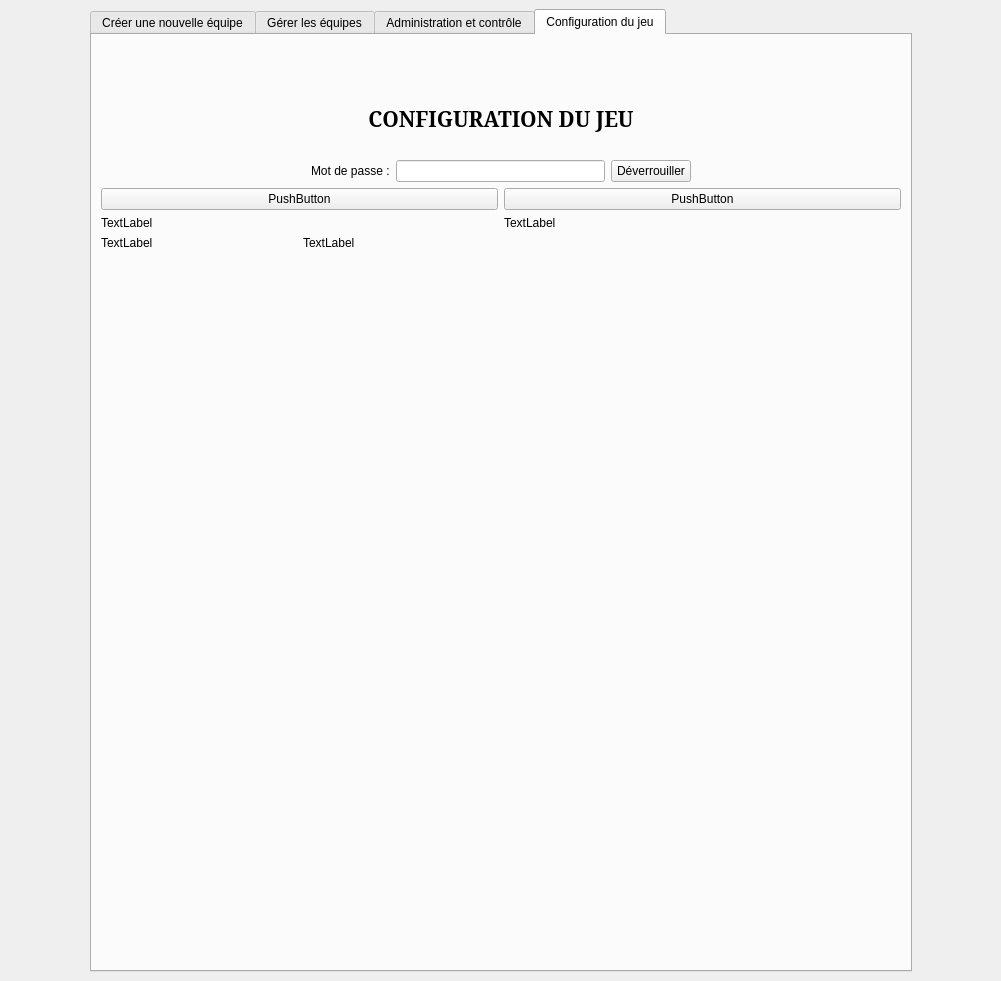
First picture: the form in thecubeivazio/cubegui/cubegui.ui, repository jwav/thecube-ivazio, before the edit.
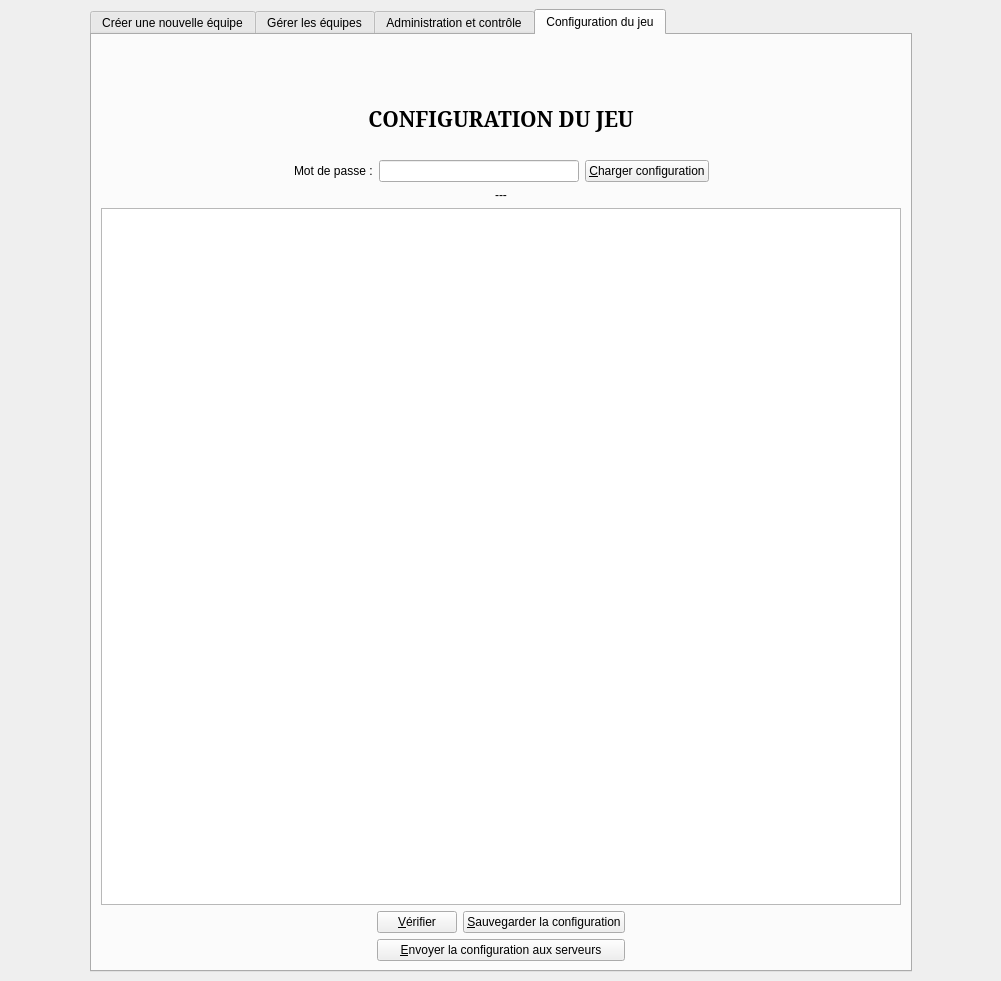
Second picture: the form after the edit. The open tabs and pages were chosen to show the change. Icons and pictures are not drawn.

Commit message: did the config tab. checking that the config is well received by servers when messaged MsgConfig

```diff
--- a/thecubeivazio/cubegui/cubegui.ui
+++ b/thecubeivazio/cubegui/cubegui.ui
@@ -1528,6 +1528,20 @@
             </property>
            </spacer>
           </item>
+          <item row="0" column="3">
+           <widget class="QPushButton" name="btnConfigLoad">
+            <property name="text">
+             <string>&amp;Charger configuration</string>
+            </property>
+           </widget>
+          </item>
+          <item row="0" column="1">
+           <widget class="QLabel" name="label_11">
+            <property name="text">
+             <string>Mot de passe :</string>
+            </property>
+           </widget>
+          </item>
           <item row="0" column="2">
            <widget class="QLineEdit" name="lineConfigPassword">
             <property name="minimumSize">
@@ -1547,7 +1561,7 @@
             </property>
            </widget>
           </item>
-          <item row="0" column="4">
+          <item row="0" column="5">
            <spacer name="horizontalSpacer_4">
             <property name="orientation">
              <enum>Qt::Horizontal</enum>
@@ -1560,86 +1574,82 @@
             </property>
            </spacer>
           </item>
+         </layout>
+        </item>
+        <item>
+         <layout class="QGridLayout" name="gridLayout_5">
+          <item row="0" column="0">
+           <widget class="QLabel" name="lblConfigInfo">
+            <property name="text">
+             <string>---</string>
+            </property>
+            <property name="alignment">
+             <set>Qt::AlignCenter</set>
+            </property>
+            <property name="openExternalLinks">
+             <bool>true</bool>
+            </property>
+           </widget>
+          </item>
+         </layout>
+        </item>
+        <item>
+         <widget class="QPlainTextEdit" name="plainTextConfigContent">
+          <property name="font">
+           <font>
+            <family>DejaVu Sans Mono</family>
+           </font>
+          </property>
+         </widget>
+        </item>
+        <item>
+         <layout class="QGridLayout" name="gridLayout_9">
+          <item row="0" column="2">
+           <widget class="QPushButton" name="btnConfigSave">
+            <property name="text">
+             <string>&amp;Sauvegarder la configuration</string>
+            </property>
+           </widget>
+          </item>
           <item row="0" column="3">
-           <widget class="QPushButton" name="btnConfigPassword">
-            <property name="text">
-             <string>Déverrouiller</string>
+           <spacer name="horizontalSpacer_14">
+            <property name="orientation">
+             <enum>Qt::Horizontal</enum>
             </property>
-           </widget>
+            <property name="sizeHint" stdset="0">
+             <size>
+              <width>40</width>
+              <height>20</height>
+             </size>
+            </property>
+           </spacer>
+          </item>
+          <item row="0" column="0">
+           <spacer name="horizontalSpacer_13">
+            <property name="orientation">
+             <enum>Qt::Horizontal</enum>
+            </property>
+            <property name="sizeHint" stdset="0">
+             <size>
+              <width>40</width>
+              <height>20</height>
+             </size>
+            </property>
+           </spacer>
           </item>
           <item row="0" column="1">
-           <widget class="QLabel" name="label_11">
+           <widget class="QPushButton" name="btnConfigCheck">
             <property name="text">
-             <string>Mot de passe :</string>
+             <string>&amp;Vérifier</string>
             </property>
            </widget>
           </item>
-         </layout>
-        </item>
-        <item>
-         <layout class="QVBoxLayout" name="verticalLayoutAdminMain">
-          <item>
-           <layout class="QGridLayout" name="gridLayout_9">
-            <item row="1" column="1">
-             <widget class="QLabel" name="label_6">
-              <property name="text">
-               <string>TextLabel</string>
-              </property>
-             </widget>
-            </item>
-            <item row="2" column="0">
-             <layout class="QGridLayout" name="gridLayout_10">
-              <item row="0" column="0">
-               <widget class="QLabel" name="label_7">
-                <property name="text">
-                 <string>TextLabel</string>
-                </property>
-               </widget>
-              </item>
-              <item row="0" column="1">
-               <widget class="QLabel" name="label_9">
-                <property name="text">
-                 <string>TextLabel</string>
-                </property>
-               </widget>
-              </item>
-             </layout>
-            </item>
-            <item row="1" column="0">
-             <widget class="QLabel" name="label_4">
-              <property name="text">
-               <string>TextLabel</string>
-              </property>
-             </widget>
-            </item>
-            <item row="0" column="0">
-             <widget class="QPushButton" name="pushButton">
-              <property name="text">
-               <string>PushButton</string>
-              </property>
-             </widget>
-            </item>
-            <item row="0" column="1">
-             <widget class="QPushButton" name="pushButton_2">
-              <property name="text">
-               <string>PushButton</string>
-              </property>
-             </widget>
-            </item>
-           </layout>
-          </item>
-          <item>
-           <spacer name="verticalSpacer_2">
-            <property name="orientation">
-             <enum>Qt::Vertical</enum>
+          <item row="1" column="1" colspan="2">
+           <widget class="QPushButton" name="btnConfigSendToServers">
+            <property name="text">
+             <string>&amp;Envoyer la configuration aux serveurs</string>
             </property>
-            <property name="sizeHint" stdset="0">
-             <size>
-              <width>20</width>
-              <height>40</height>
-             </size>
-            </property>
-           </spacer>
+           </widget>
           </item>
          </layout>
         </item>
```
Left out of the diff: 30 changed lines with no effect on the pictures. The commit also changes 16 other files.
